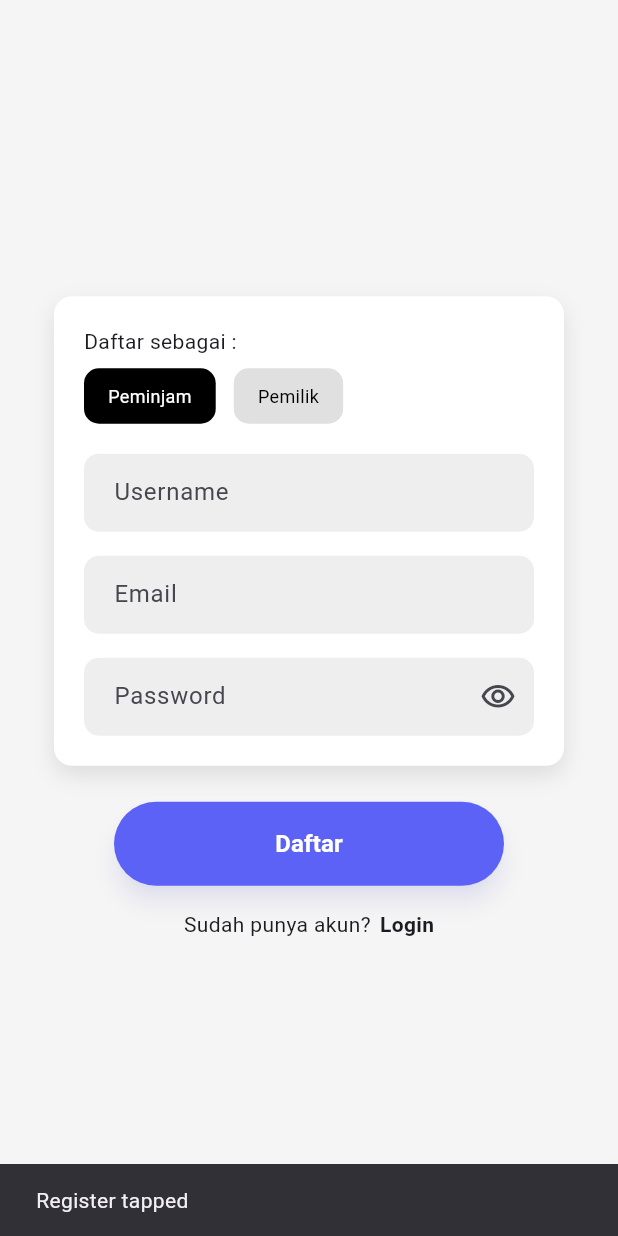
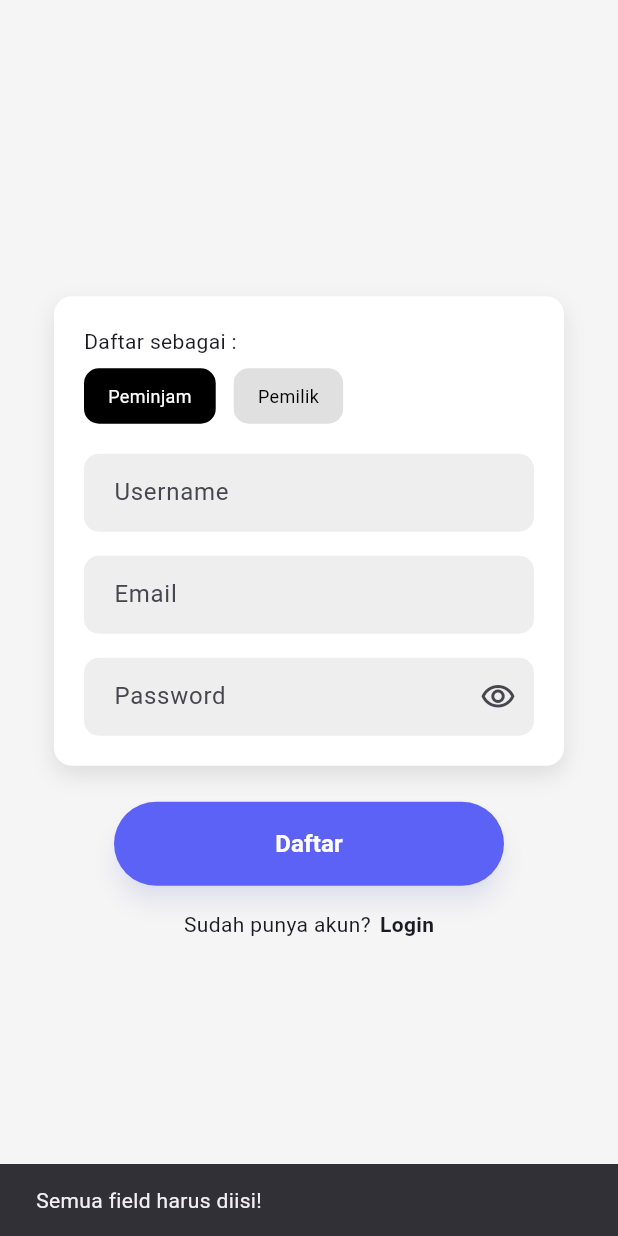
Before and after one commit to NurulAldi/rentlens, a Flutter app: the RegisterPage screen opened by its route, after a tap on "Daftar", on a phone screen of 412 x 824 dp. Run offline on Flutter 3.47's test engine with Material 3 defaults, Android fonts, the phone set to English and light mode, and no system bars; our stand-ins replace flutter_svg; project files that could hold a hidden picture were left out.

Commit message:
add dummy 1 user for each role

```diff
--- /dev/null
+++ b/lib/models/user.dart
@@ -0,0 +1,13 @@
+class User {
+  final String username;
+  final String email;
+  final String password;
+  final String role; // 'Peminjam' atau 'Pemilik'
+
+  const User({
+    required this.username,
+    required this.email,
+    required this.password,
+    required this.role,
+  });
+}
--- a/lib/register_page.dart
+++ b/lib/register_page.dart
@@ -1,4 +1,5 @@
 import 'package:flutter/material.dart';
+import 'models/user.dart';
 
 class RegisterPage extends StatefulWidget {
   const RegisterPage({super.key});
@@ -6,6 +7,22 @@ class RegisterPage extends StatefulWidget {
   @override
   State<RegisterPage> createState() => _RegisterPageState();
 }
+
+// Simulasi database user sederhana (global agar bisa diakses dari file lain)
+final List<User> users = [
+  User(
+    username: 'peminjam1',
+    email: 'peminjam1@email.com',
+    password: 'password123',
+    role: 'Peminjam',
+  ),
+  User(
+    username: 'pemilik1',
+    email: 'pemilik1@email.com',
+    password: 'password123',
+    role: 'Pemilik',
+  ),
+];
 
 class _RegisterPageState extends State<RegisterPage> {
   bool isBorrower = true; // true = Peminjam, false = Pemilik
@@ -21,6 +38,35 @@ class _RegisterPageState extends State<RegisterPage> {
     _emailController.dispose();
     _passwordController.dispose();
     super.dispose();
+  }
+
+  void _register() {
+    final username = _usernameController.text.trim();
+    final email = _emailController.text.trim();
+    final password = _passwordController.text;
+    final role = isBorrower ? 'Peminjam' : 'Pemilik';
+
+    if (username.isEmpty || email.isEmpty || password.isEmpty) {
+      ScaffoldMessenger.of(
+        context,
+      ).showSnackBar(const SnackBar(content: Text('Semua field harus diisi!')));
+      return;
+    }
+
+    // Simpan user baru ke "database"
+    users.add(
+      User(username: username, email: email, password: password, role: role),
+    );
+
+    ScaffoldMessenger.of(
+      context,
+    ).showSnackBar(SnackBar(content: Text('Akun $role berhasil dibuat!')));
+    _usernameController.clear();
+    _emailController.clear();
+    _passwordController.clear();
+    setState(() {
+      isBorrower = true;
+    });
   }
 
   @override
@@ -94,14 +140,7 @@ class _RegisterPageState extends State<RegisterPage> {
                   ),
                 ),
                 const SizedBox(height: 24),
-                _PrimaryButton(
-                  label: 'Daftar',
-                  onPressed: () {
-                    ScaffoldMessenger.of(context).showSnackBar(
-                      const SnackBar(content: Text('Register tapped')),
-                    );
-                  },
-                ),
+                _PrimaryButton(label: 'Daftar', onPressed: _register),
                 const SizedBox(height: 16),
                 _BottomLink(
                   text: 'Sudah punya akun?',
```
Also changed, not shown: lib/login_page.dart (+28 -7 lines), 1 other file.
